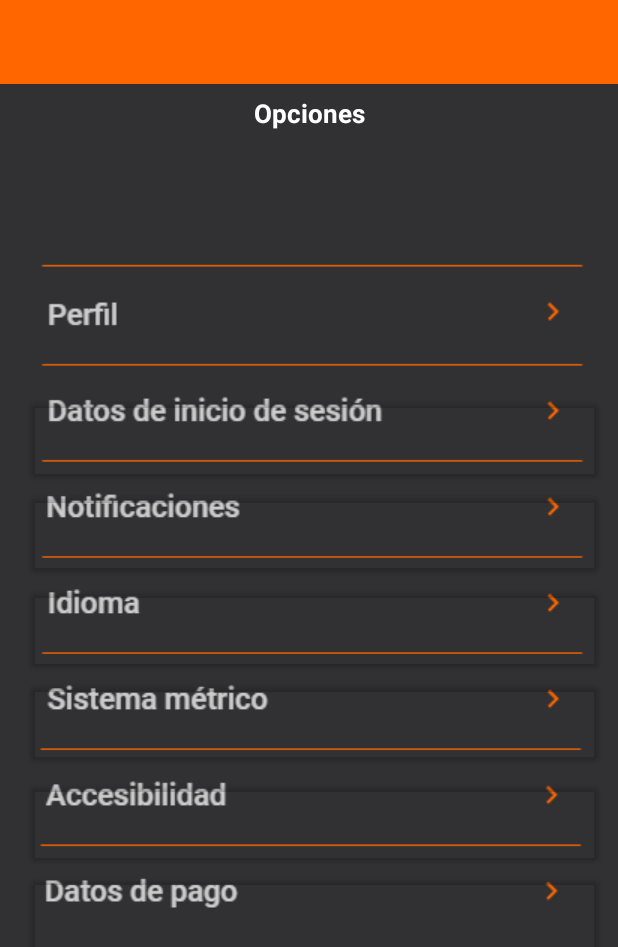
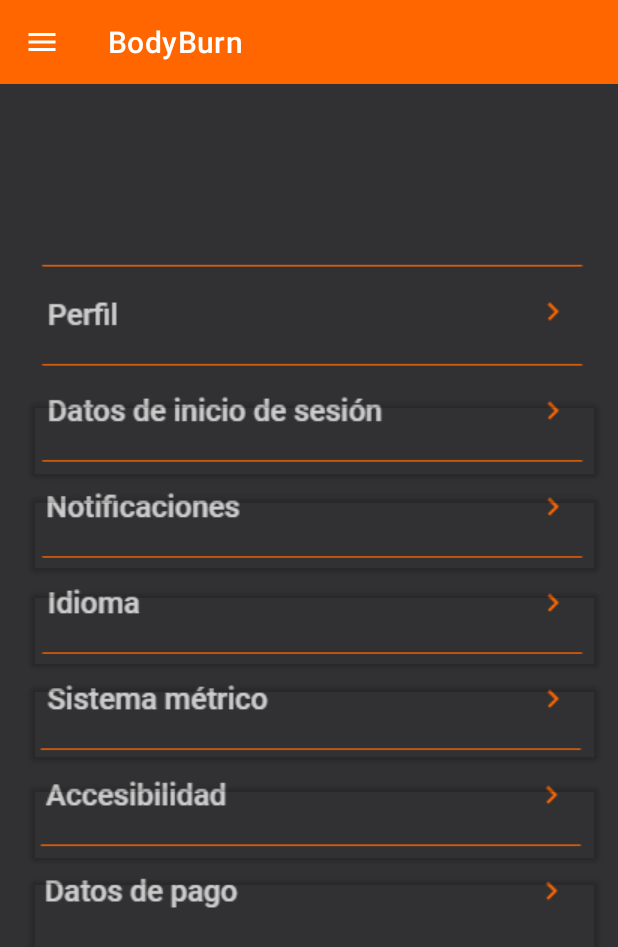
Before and after one commit to rocioev/IHM_GestorEjercicio, an Android app: the layout activity_configuracion.xml on its own in the app's theme, with its tools: preview values and no code run, on a phone screen of 412 x 824 dp. Shown: the top 947 px of the screen. Run offline under Robolectric (Android 15) with nearby library versions, the phone set to English and light mode, and no system bars.

Commit message:
mejor aún

```diff
--- a/app/src/main/java/com/example/ihm_gestorejercicio/HomeActivity.java
+++ b/app/src/main/java/com/example/ihm_gestorejercicio/HomeActivity.java
@@ -29,7 +29,10 @@ public class HomeActivity extends AppCompatActivity {
         Intent intent = new Intent(v.getContext(), chatPro.class);
         startActivity(intent);
     }
-
+    public void pasoPremium (View v) {
+        Intent intent = new Intent(v.getContext(), PremiumActivity.class);
+        startActivity(intent);
+    }
 
 
 
--- a/app/src/main/java/com/example/ihm_gestorejercicio/RutinaDiaEditar.java
+++ b/app/src/main/java/com/example/ihm_gestorejercicio/RutinaDiaEditar.java
@@ -34,7 +34,7 @@ public class RutinaDiaEditar extends AppCompatActivity {
         setSupportActionBar(toolbar);
         getSupportActionBar().setTitle(R.string.nom_dia_rutina);
         getSupportActionBar().setSubtitle(R.string.rutina_editar_dia);
-        toolbar.setNavigationIcon(R.drawable.ic_arrow_back_24);
+        toolbar.setNavigationIcon(R.drawable.flechahaciaatras);
         toolbar.setNavigationOnClickListener(new View.OnClickListener() {
             @Override
             public void onClick(View v) {
--- a/app/src/main/java/com/example/ihm_gestorejercicio/RutinasDetalle.java
+++ b/app/src/main/java/com/example/ihm_gestorejercicio/RutinasDetalle.java
@@ -32,7 +32,7 @@ public class RutinasDetalle extends AppCompatActivity {
         Toolbar toolbar = (Toolbar) findViewById(R.id.toolbar);
         setSupportActionBar(toolbar);
         getSupportActionBar().setTitle(R.string.nom_dia_rutina);
-        getSupportActionBar().setIcon(R.drawable.ic_arrow_back_24);
+        toolbar.setNavigationIcon(R.drawable.ic_arrow_back_24);
         toolbar.setNavigationOnClickListener(new View.OnClickListener() {
             @Override
             public void onClick(View v) {
--- a/app/src/main/java/com/example/ihm_gestorejercicio/chatPro.java
+++ b/app/src/main/java/com/example/ihm_gestorejercicio/chatPro.java
@@ -18,7 +18,7 @@ public class chatPro extends AppCompatActivity {
         flechaatras.setOnClickListener(new View.OnClickListener() {
             @Override
             public void onClick(View v) {
-                Intent intent = new Intent(chatPro.this, Perfil.class);
+                Intent intent = new Intent(chatPro.this, HomeActivity.class);
                 startActivity(intent);
             }
         });
--- a/app/src/main/res/layout/activity_configuracion.xml
+++ b/app/src/main/res/layout/activity_configuracion.xml
@@ -6,10 +6,6 @@
     android:layout_height="match_parent"
     tools:context=".Configuracion">
 
-    <include
-        android:id="@+id/toolbar"
-        layout="@layout/toolbar" />
-
     <LinearLayout
         android:layout_width="match_parent"
         android:layout_height="match_parent"
@@ -17,34 +13,10 @@
         tools:layout_editor_absoluteX="28dp"
         tools:layout_editor_absoluteY="163dp">
 
-        <androidx.appcompat.widget.Toolbar
-            android:id="@+id/toolbar3"
-            android:layout_width="match_parent"
-            android:layout_height="wrap_content"
-            android:layout_weight="1"
-            android:background="#FF6600"
-            android:minHeight="?attr/actionBarSize"
-            android:theme="?attr/actionBarTheme" />
-
+        <include
+            android:id="@+id/toolbar"
+            layout="@layout/toolbar" />
     </LinearLayout>
-
-    <TextView
-        android:id="@+id/textView5"
-        android:layout_width="wrap_content"
-        android:layout_height="wrap_content"
-        android:layout_marginStart="170dp"
-        android:layout_marginTop="17dp"
-        android:layout_marginEnd="169dp"
-        android:layout_marginBottom="691dp"
-        android:layout_weight="1"
-        android:text="Opciones"
-        android:textColor="#FFFFFF"
-        android:textSize="17sp"
-        android:textStyle="bold"
-        app:layout_constraintBottom_toBottomOf="parent"
-        app:layout_constraintEnd_toEndOf="parent"
-        app:layout_constraintStart_toStartOf="parent"
-        app:layout_constraintTop_toTopOf="parent" />
 
     <ImageView
         android:id="@+id/imageView3"
@@ -94,12 +66,12 @@
         tools:ignore="TextSizeCheck" />
 
     <Button
-        android:id="@+id/notif"
+        android:id="@+id/idiom"
         android:layout_width="378dp"
         android:layout_height="62dp"
         android:layout_marginStart="107dp"
         android:layout_marginEnd="100dp"
-        android:layout_marginBottom="374dp"
+        android:layout_marginBottom="312dp"
         android:backgroundTint="#00FF6600"
         android:contentDescription="@string/app_name"
         android:textAppearance="@style/TextAppearance.AppCompat.Medium"
@@ -110,12 +82,12 @@
         tools:ignore="TextSizeCheck" />
 
     <Button
-        android:id="@+id/idiom"
+        android:id="@+id/notif"
         android:layout_width="378dp"
         android:layout_height="62dp"
         android:layout_marginStart="107dp"
         android:layout_marginEnd="100dp"
-        android:layout_marginBottom="312dp"
+        android:layout_marginBottom="374dp"
         android:backgroundTint="#00FF6600"
         android:contentDescription="@string/app_name"
         android:textAppearance="@style/TextAppearance.AppCompat.Medium"
@@ -142,6 +114,22 @@
         tools:ignore="TextSizeCheck" />
 
     <Button
+        android:id="@+id/datosp"
+        android:layout_width="378dp"
+        android:layout_height="62dp"
+        android:layout_marginStart="107dp"
+        android:layout_marginEnd="100dp"
+        android:layout_marginBottom="120dp"
+        android:backgroundTint="#00FF6600"
+        android:contentDescription="@string/app_name"
+        android:textAppearance="@style/TextAppearance.AppCompat.Medium"
+        android:textStyle="bold"
+        app:layout_constraintBottom_toBottomOf="parent"
+        app:layout_constraintEnd_toEndOf="parent"
+        app:layout_constraintStart_toStartOf="parent"
+        tools:ignore="TextSizeCheck" />
+
+    <Button
         android:id="@+id/access"
         android:layout_width="378dp"
         android:layout_height="62dp"
@@ -157,20 +145,4 @@
         app:layout_constraintStart_toStartOf="parent"
         tools:ignore="TextSizeCheck" />
 
-    <Button
-        android:id="@+id/datosp"
-        android:layout_width="378dp"
-        android:layout_height="62dp"
-        android:layout_marginStart="107dp"
-        android:layout_marginEnd="100dp"
-        android:layout_marginBottom="120dp"
-        android:backgroundTint="#00FF6600"
-        android:contentDescription="@string/app_name"
-        android:textAppearance="@style/TextAppearance.AppCompat.Medium"
-        android:textStyle="bold"
-        app:layout_constraintBottom_toBottomOf="parent"
-        app:layout_constraintEnd_toEndOf="parent"
-        app:layout_constraintStart_toStartOf="parent"
-        tools:ignore="TextSizeCheck" />
-
 </androidx.constraintlayout.widget.ConstraintLayout>
--- a/app/src/main/res/layout/activity_home.xml
+++ b/app/src/main/res/layout/activity_home.xml
@@ -27,6 +27,7 @@
         android:layout_below="@id/logo"
         android:layout_centerHorizontal="true"
         android:layout_marginBottom="20sp"
+        android:onClick="pasoRegistrarEntreno"
         android:text="@string/btn_registrarEntreno" />
 
     <Button
```
Also changed, not shown: app/src/main/java/com/example/ihm_gestorejercicio/HomeActivityMenu.java (+29 -0 lines), app/src/main/res/layout/activity_home_menu.xml (+9 -3 lines).
